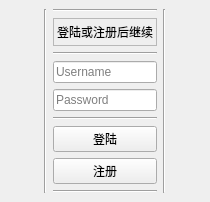
Qt form verification.ui (haoxingxing/Poke) before a commit.
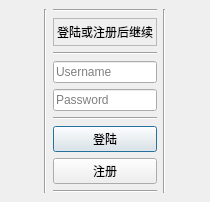
The same form after that commit.

```diff
--- a/verification.ui
+++ b/verification.ui
@@ -121,6 +121,15 @@
         <property name="text">
          <string>登陆</string>
         </property>
+        <property name="autoDefault">
+         <bool>true</bool>
+        </property>
+        <property name="default">
+         <bool>true</bool>
+        </property>
+        <property name="flat">
+         <bool>false</bool>
+        </property>
        </widget>
       </item>
       <item>
```
Left out of the diff: 3 changed lines with no effect on the pictures.
